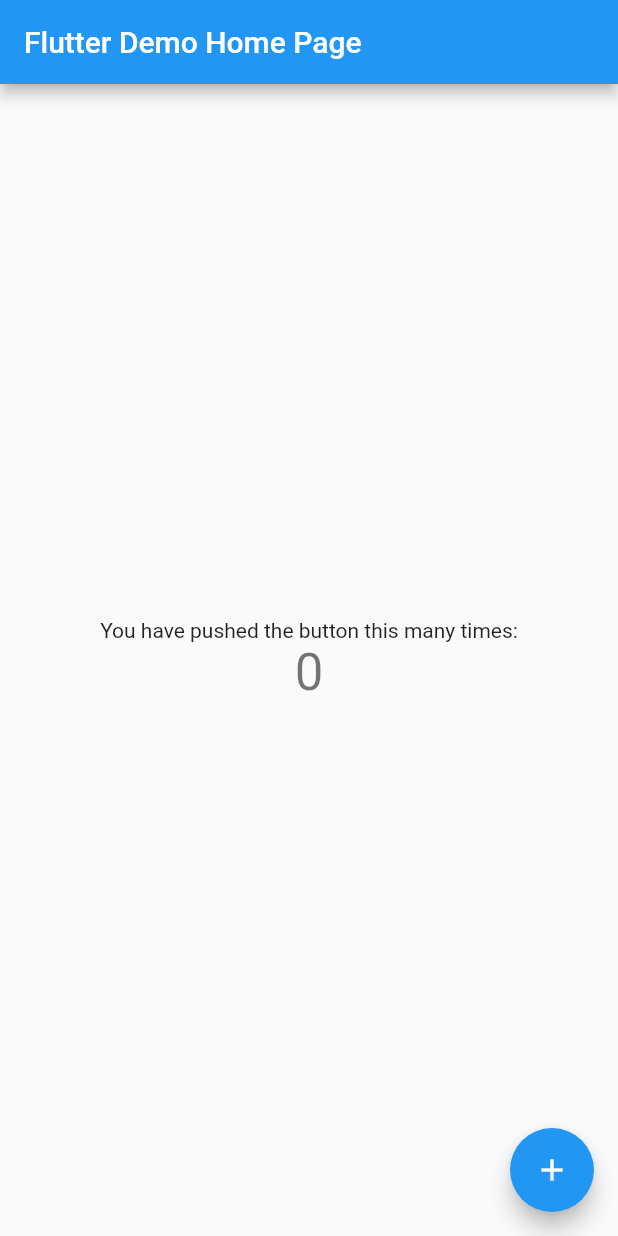
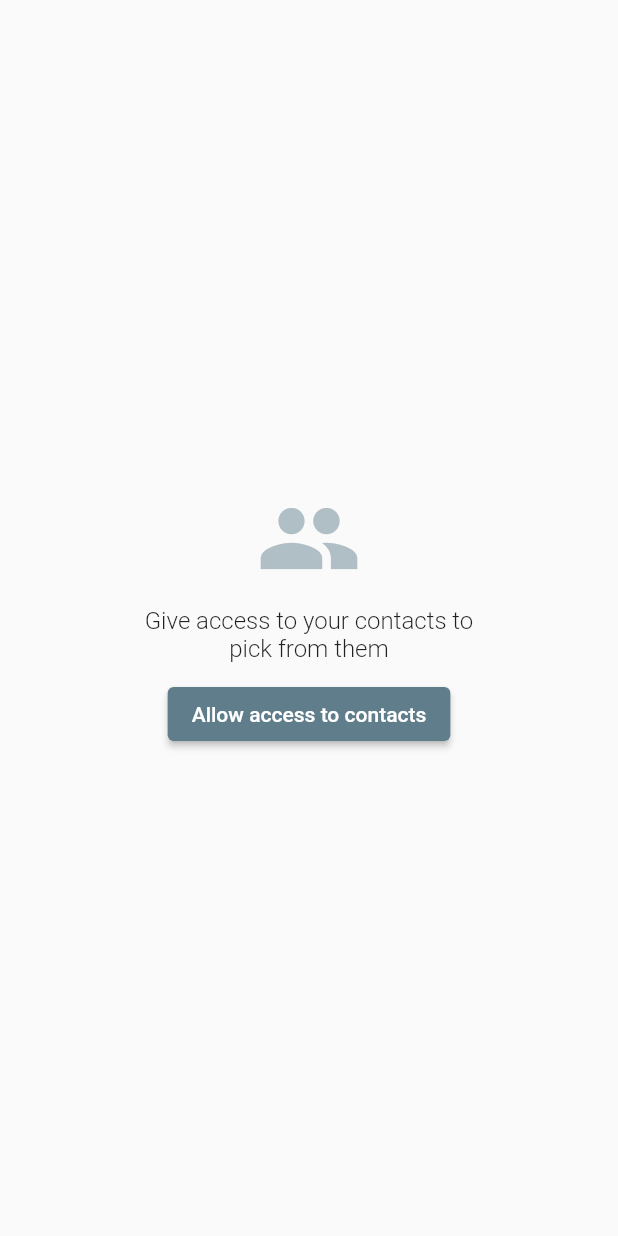
Before and after one commit to shameelsadaka/hi5friends, a Flutter app: the screen it shows after launch, on a phone screen of 412 x 824 dp. Run offline on Flutter 3.47's test engine with Material 2 defaults, Android fonts, the light colour scheme and no system bars.

Commit message:
first ui ready

```diff
--- a/analysis_options.yaml
+++ b/analysis_options.yaml
@@ -24,6 +24,8 @@
   rules:
     # avoid_print: false  # Uncomment to disable the `avoid_print` rule
     # prefer_single_quotes: true  # Uncomment to enable the `prefer_single_quotes` rule
+    prefer_const_constructors: false
+
 
 # Additional information about this file can be found at
 # https://dart.dev/guides/language/analysis-options
--- a/lib/main.dart
+++ b/lib/main.dart
@@ -1,4 +1,5 @@
 import 'package:flutter/material.dart';
+import 'package:hi5friends/screens/home_screen/home_screen.dart';
 
 void main() {
   runApp(const MyApp());
@@ -7,109 +8,15 @@
 class MyApp extends StatelessWidget {
   const MyApp({super.key});
 
-  // This widget is the root of your application.
   @override
   Widget build(BuildContext context) {
     return MaterialApp(
-      title: 'Flutter Demo',
+      debugShowCheckedModeBanner: false,
+      title: 'hi5friends',
       theme: ThemeData(
-        // This is the theme of your application.
-        //
-        // Try running your application with "flutter run". You'll see the
-        // application has a blue toolbar. Then, without quitting the app, try
-        // changing the primarySwatch below to Colors.green and then invoke
-        // "hot reload" (press "r" in the console where you ran "flutter run",
-        // or simply save your changes to "hot reload" in a Flutter IDE).
-        // Notice that the counter didn't reset back to zero; the application
-        // is not restarted.
-        primarySwatch: Colors.blue,
+        primarySwatch: Colors.blueGrey,
       ),
-      home: const MyHomePage(title: 'Flutter Demo Home Page'),
+      home: const HomeScreen(),
     );
   }
 }
-
-class MyHomePage extends StatefulWidget {
-  const MyHomePage({super.key, required this.title});
-
-  // This widget is the home page of your application. It is stateful, meaning
-  // that it has a State object (defined below) that contains fields that affect
-  // how it looks.
-
-  // This class is the configuration for the state. It holds the values (in this
-  // case the title) provided by the parent (in this case the App widget) and
-  // used by the build method of the State. Fields in a Widget subclass are
-  // always marked "final".
-
-  final String title;
-
-  @override
-  State<MyHomePage> createState() => _MyHomePageState();
-}
-
-class _MyHomePageState extends State<MyHomePage> {
-  int _counter = 0;
-
-  void _incrementCounter() {
-    setState(() {
-      // This call to setState tells the Flutter framework that something has
-      // changed in this State, which causes it to rerun the build method below
-      // so that the display can reflect the updated values. If we changed
-      // _counter without calling setState(), then the build method would not be
-      // called again, and so nothing would appear to happen.
-      _counter++;
-    });
-  }
-
-  @override
-  Widget build(BuildContext context) {
-    // This method is rerun every time setState is called, for instance as done
-    // by the _incrementCounter method above.
-    //
-    // The Flutter framework has been optimized to make rerunning build methods
-    // fast, so that you can just rebuild anything that needs updating rather
-    // than having to individually change instances of widgets.
-    return Scaffold(
-      appBar: AppBar(
-        // Here we take the value from the MyHomePage object that was created by
-        // the App.build method, and use it to set our appbar title.
-        title: Text(widget.title),
-      ),
-      body: Center(
-        // Center is a layout widget. It takes a single child and positions it
-        // in the middle of the parent.
-        child: Column(
-          // Column is also a layout widget. It takes a list of children and
-          // arranges them vertically. By default, it sizes itself to fit its
-          // children horizontally, and tries to be as tall as its parent.
-          //
-          // Invoke "debug painting" (press "p" in the console, choose the
-          // "Toggle Debug Paint" action from the Flutter Inspector in Android
-          // Studio, or the "Toggle Debug Paint" command in Visual Studio Code)
-          // to see the wireframe for each widget.
-          //
-          // Column has various properties to control how it sizes itself and
-          // how it positions its children. Here we use mainAxisAlignment to
-          // center the children vertically; the main axis here is the vertical
-          // axis because Columns are vertical (the cross axis would be
-          // horizontal).
-          mainAxisAlignment: MainAxisAlignment.center,
-          children: <Widget>[
-            const Text(
-              'You have pushed the button this many times:',
-            ),
-            Text(
-              '$_counter',
-              style: Theme.of(context).textTheme.headline4,
-            ),
-          ],
-        ),
-      ),
-      floatingActionButton: FloatingActionButton(
-        onPressed: _incrementCounter,
-        tooltip: 'Increment',
-        child: const Icon(Icons.add),
-      ), // This trailing comma makes auto-formatting nicer for build methods.
-    );
-  }
-}
--- /dev/null
+++ b/lib/screens/home_screen/home_screen.dart
@@ -0,0 +1,47 @@
+
+
+import 'package:flutter/material.dart';
+
+class HomeScreen extends StatefulWidget {
+  const HomeScreen({super.key});
+  @override
+  State<HomeScreen> createState() => _HomeScreenState();
+}
+
+class _HomeScreenState extends State<HomeScreen> {
+
+  @override
+  Widget build(BuildContext context) {
+    return Scaffold(
+      body: Padding(
+        padding: const EdgeInsets.all(8.0),
+        child: Align(
+          alignment: Alignment.center,
+          child: Column(
+            mainAxisAlignment: MainAxisAlignment.center,
+            crossAxisAlignment: CrossAxisAlignment.center,
+            children: [
+              Icon(
+                Icons.group,
+                size: 70,
+                color: Colors.blueGrey.shade200,
+              ),
+              SizedBox(height: 10),
+              FractionallySizedBox(
+                widthFactor: 0.6,
+                child: Text("Give access to your contacts to pick from them", style: TextStyle(fontSize: 16,fontWeight: FontWeight.w300),textAlign: TextAlign.center,),
+              ),
+              SizedBox(height: 10),
+              ElevatedButton(
+                onPressed: (){
+
+                },
+                child: const Text("Allow access to contacts")
+              )
+            ],
+          ),
+        ),
+      ),
+    );
+  }
+}
--- a/pubspec.yaml
+++ b/pubspec.yaml
@@ -36,6 +36,8 @@
   # The following adds the Cupertino Icons font to your application.
   # Use with the CupertinoIcons class for iOS style icons.
   cupertino_icons: ^1.0.2
+  google_fonts: ^3.0.1
+  contacts_service: ^0.6.3
 
 dev_dependencies:
   flutter_test:
@@ -60,7 +62,7 @@
   uses-material-design: true
 
   # To add assets to your application, add an assets section, like this:
-  # assets:
+  #  assets:
   #   - images/a_dot_burr.jpeg
   #   - images/a_dot_ham.jpeg
 
```
Also changed, not shown: pubspec.lock, 9 other files.
